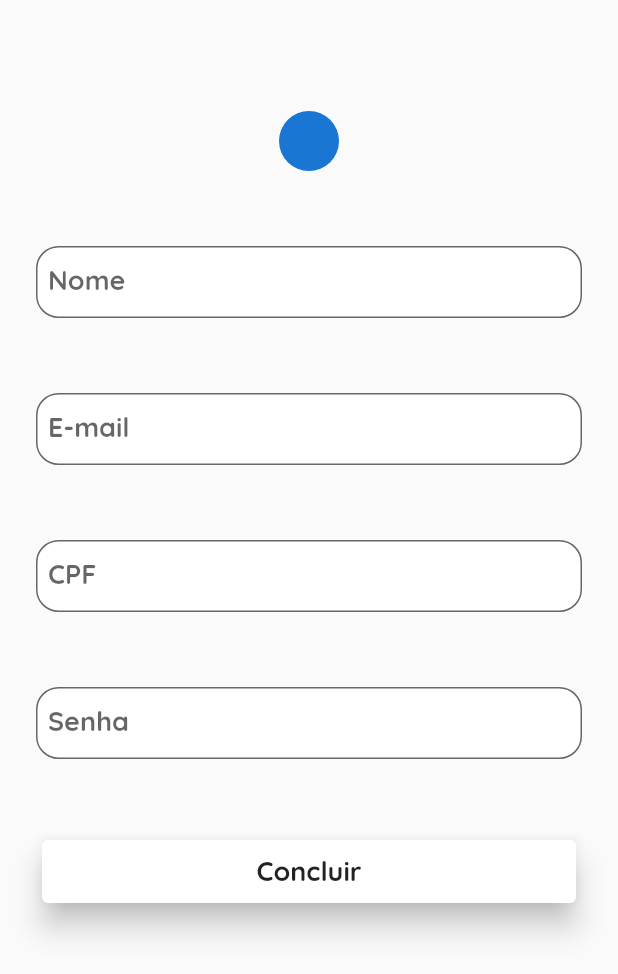
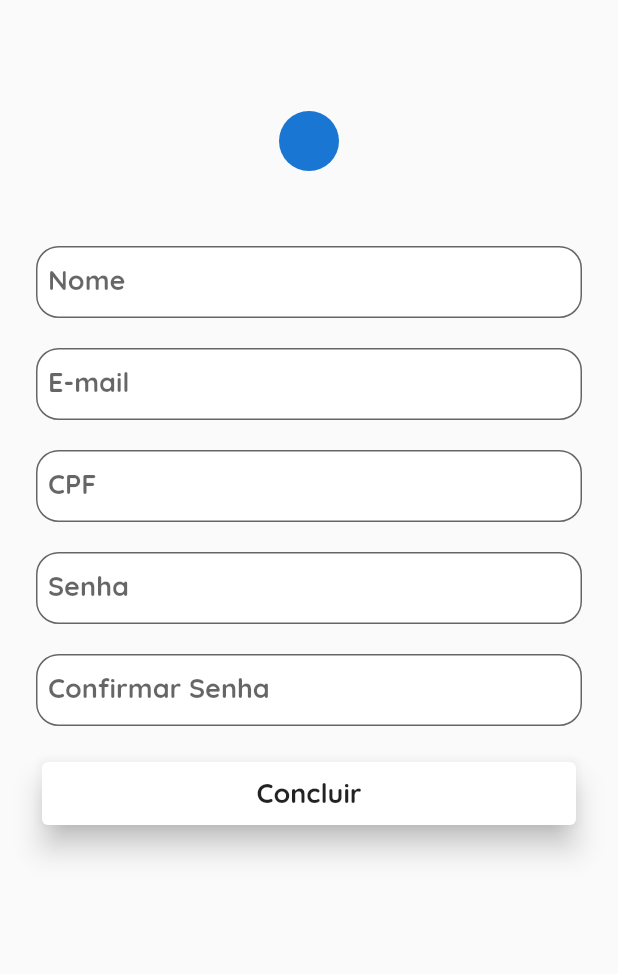
Before and after one commit to giederloreto/MeuGuaipeca, a Flutter app: the screen it shows after launch, on a phone screen of 412 x 824 dp. Shown: the top 974 px of the screen. Run offline on Flutter 3.47's test engine with Material 2 defaults, Android fonts, the phone set to English and light mode, and no system bars; our stand-ins replace firebase_core; accounts and stored records are empty.

Commit message:
feat: add dependencies firebase auth/core and create custom component separate

```diff
--- a/lib/main.dart
+++ b/lib/main.dart
@@ -1,6 +1,9 @@
+import 'package:firebase_core/firebase_core.dart';
 import 'package:flutter/material.dart';
 import 'package:meu_guaipeca/meu_guaipeca_app.dart';
 
-void main() {
+Future<void> main() async {
+  WidgetsFlutterBinding.ensureInitialized();
+  await Firebase.initializeApp();
   runApp(const MeuGuaipeca());
 }
--- /dev/null
+++ b/lib/presentation/components/guaipeca_separate.dart
@@ -0,0 +1,13 @@
+import 'package:flutter/material.dart';
+
+class GuaipecaSeparate extends StatelessWidget {
+  final double height;
+  const GuaipecaSeparate({required this.height, Key? key}) : super(key: key);
+
+  @override
+  Widget build(BuildContext context) {
+    return SizedBox(
+      height: height,
+    );
+  }
+}
--- a/lib/presentation/registration/register_view.dart
+++ b/lib/presentation/registration/register_view.dart
@@ -1,5 +1,6 @@
 import 'package:flutter/material.dart';
 import 'package:meu_guaipeca/presentation/components/guaipeca_large_button.dart';
+import 'package:meu_guaipeca/presentation/components/guaipeca_separate.dart';
 import 'package:meu_guaipeca/presentation/components/guaipeca_text_form_field.dart';
 
 class RegisterView extends StatefulWidget {
@@ -13,33 +14,37 @@ class _RegisterViewState extends State<RegisterView> {
   @override
   Widget build(BuildContext context) {
     return Scaffold(
-      body: Center(
-        child: Padding(
-          padding: const EdgeInsets.all(24.0),
+      body: Padding(
+        padding: const EdgeInsets.all(24.0),
+        child: Center(
           child: Column(
             children: [
-              SizedBox(
+              const GuaipecaSeparate(
                 height: 50,
               ),
               CircleAvatar(),
-              SizedBox(
+              const GuaipecaSeparate(
                 height: 50,
               ),
               GuaipecaTextFormField(label: 'Nome'),
-              SizedBox(
-                height: 50,
+              const GuaipecaSeparate(
+                height: 20,
               ),
               GuaipecaTextFormField(label: 'E-mail'),
-              SizedBox(
-                height: 50,
+              const GuaipecaSeparate(
+                height: 20,
               ),
               GuaipecaTextFormField(label: 'CPF'),
-              SizedBox(
-                height: 50,
+              const GuaipecaSeparate(
+                height: 20,
               ),
               GuaipecaTextFormField(label: 'Senha'),
-              SizedBox(
-                height: 50,
+              const GuaipecaSeparate(
+                height: 20,
+              ),
+              GuaipecaTextFormField(label: 'Confirmar Senha'),
+              const GuaipecaSeparate(
+                height: 20,
               ),
               GuaipecaLargeButton(label: 'Concluir')
             ],
--- a/pubspec.yaml
+++ b/pubspec.yaml
@@ -33,6 +33,8 @@ dependencies:
   # The following adds the Cupertino Icons font to your application.
   # Use with the CupertinoIcons class for iOS style icons.
   cupertino_icons: ^1.0.2
+  firebase_auth: ^3.3.19
+  firebase_core: ^1.17.1
 
 dev_dependencies:
   flutter_test:
```
Also changed, not shown: pubspec.lock.
